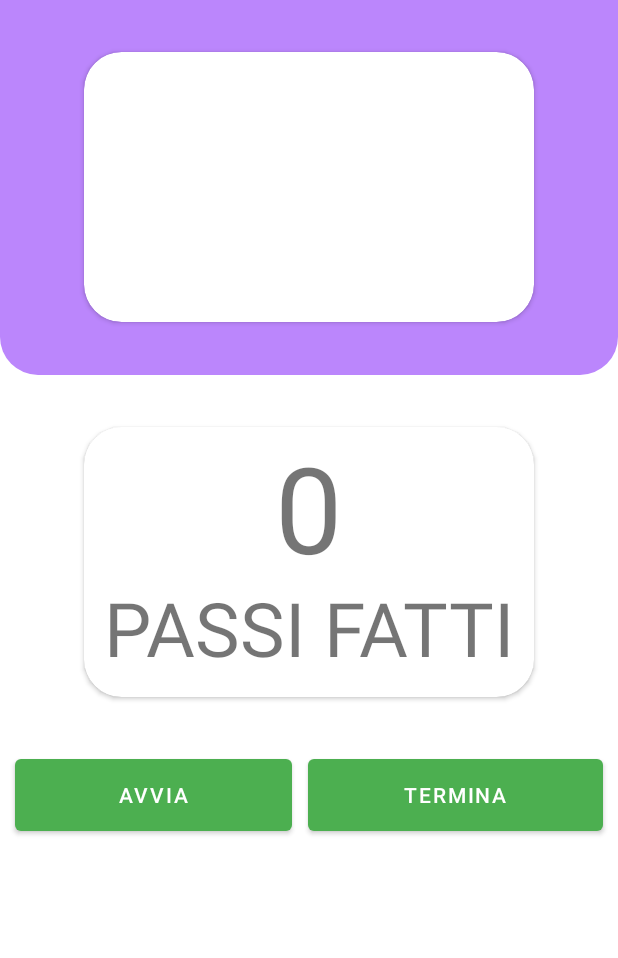
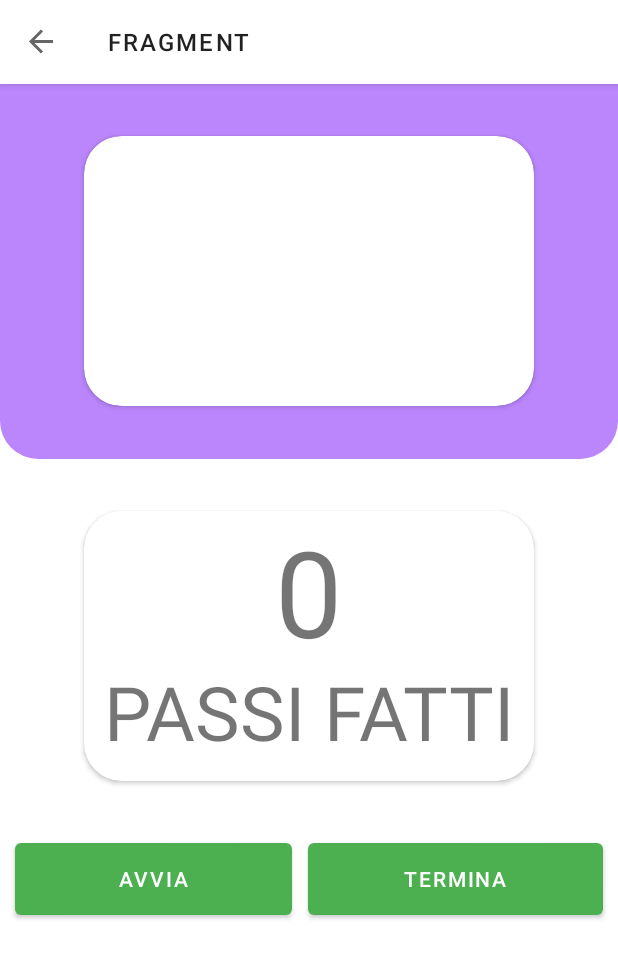
Before and after one commit to Marsiius/MyPet, an Android app: the BlankFragment screen opened through its navigation route, on a phone screen of 412 x 824 dp. Shown: the top 958 px of the screen. Run offline under Robolectric (Android 15) with nearby library versions, the phone set to English and light mode, and no system bars; our stand-ins replace Firebase (no records; nobody signed in at launch, a user with empty details on screens opened directly), navigation-ui; Roboto replaces fonts that are not available here.

Commit message:
Revert "Delete toolbar"
This reverts commit 63ccf242de2a8441f18a3bdb91c0b69f22c20980.

```diff
--- a/app/src/main/java/it/pdm/app/MainActivity.kt
+++ b/app/src/main/java/it/pdm/app/MainActivity.kt
@@ -4,6 +4,7 @@ import androidx.appcompat.app.AppCompatActivity
 import android.os.Bundle
 import android.view.View
 import androidx.appcompat.widget.Toolbar
+import androidx.fragment.app.Fragment
 import androidx.navigation.NavController
 import androidx.navigation.Navigation
 import androidx.navigation.findNavController
@@ -16,6 +17,7 @@ class MainActivity : AppCompatActivity() {
 
     private lateinit var binding: ActivityMainBinding
     private lateinit var navController: NavController
+    private lateinit var toolbar: androidx.appcompat.widget.Toolbar
 
     override fun onCreate(savedInstanceState: Bundle?) {
         super.onCreate(savedInstanceState)
@@ -38,6 +40,10 @@ class MainActivity : AppCompatActivity() {
 
         val navController = findNavController(R.id.activity_main_nav_host_fragment)
         val config = AppBarConfiguration(navController.graph)
+        //findViewById<Toolbar>(R.id.toolbarTb).setupWithNavController(navController, config)
+
+        toolbar = binding.toolbarTb
+        //setSupportActionBar(toolbar)
 
         navController.addOnDestinationChangedListener { _, destination, _ ->
             if(destination.id != R.id.petFragment && destination.id != R.id.homeFragment && destination.id != R.id.settingsFragment) {
--- a/app/src/main/res/layout/activity_main.xml
+++ b/app/src/main/res/layout/activity_main.xml
@@ -28,6 +28,14 @@
             android:layout_width="match_parent"
             android:layout_height="wrap_content">
 
+            <androidx.appcompat.widget.Toolbar
+                android:id="@+id/toolbarTb"
+                android:layout_width="match_parent"
+                style="@style/toolbarTheme"
+                android:layout_height="?attr/actionBarSize"/>
+                <!--app:navigationIcon="@drawable/ic_backarrow"
+                app:title="prova"/>-->
+
         </com.google.android.material.appbar.AppBarLayout>
 
     <com.google.android.material.bottomnavigation.BottomNavigationView
```
